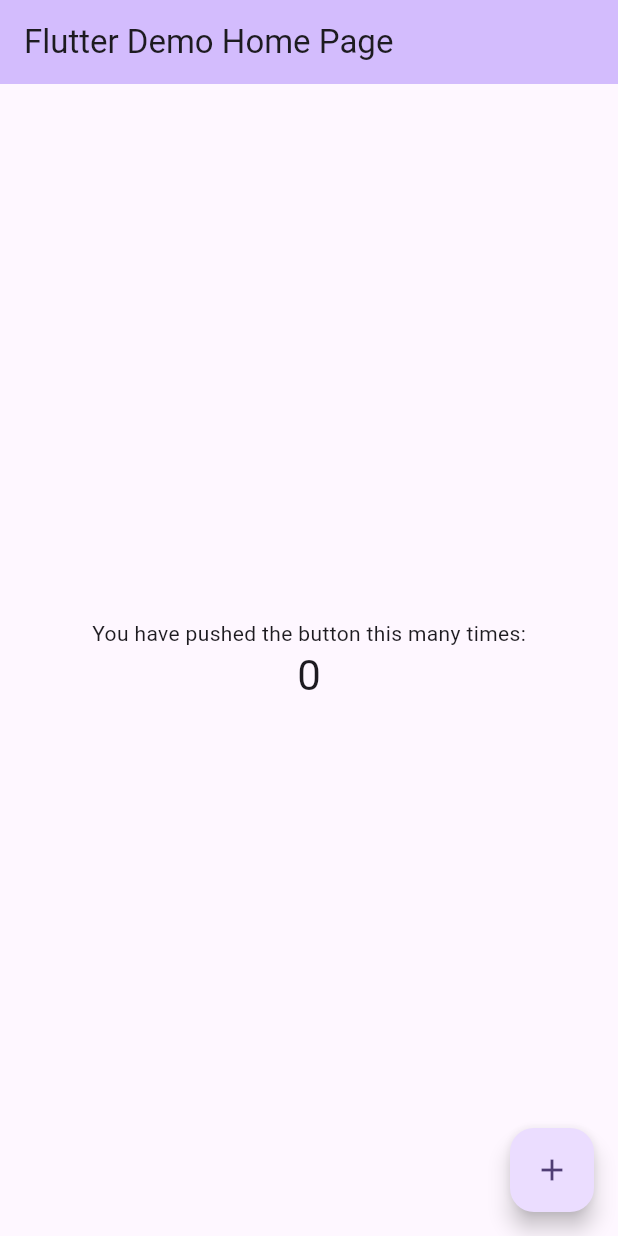
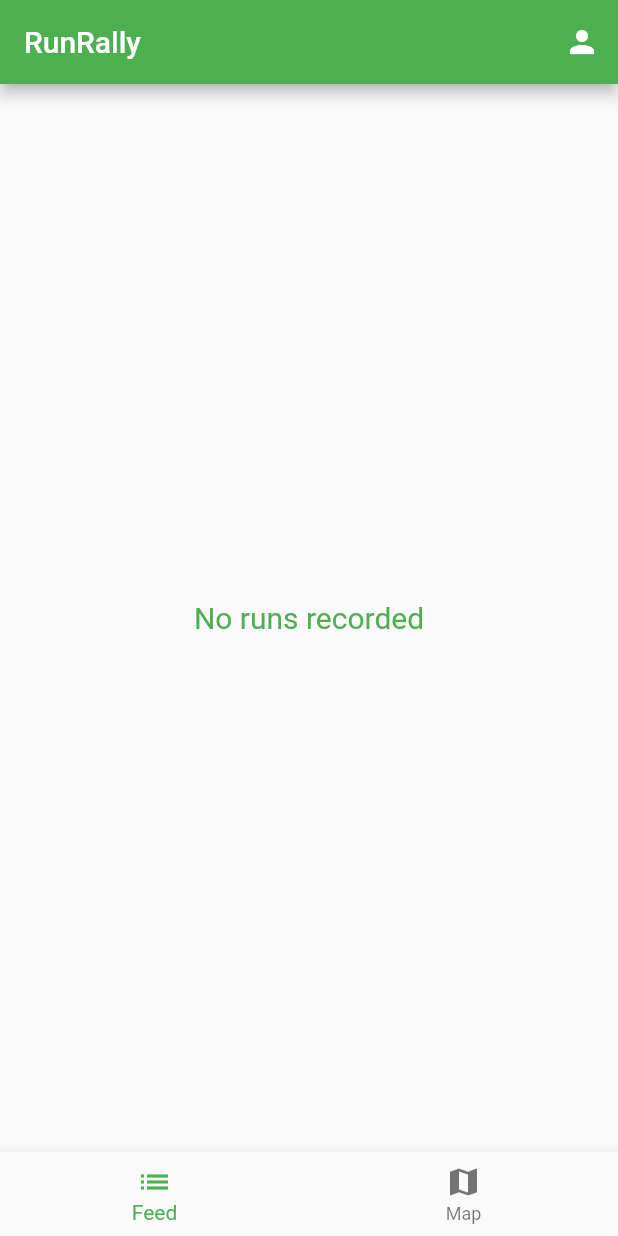
Before and after one commit to lewhei/RunRally, a Flutter app: the screen it shows after launch, on a phone screen of 412 x 824 dp. Run offline on Flutter 3.47's test engine with Material 2 defaults, Android fonts, the phone set to English and light mode, and no system bars.

Commit message:
app bar, nav bar, feed screen, map screen and color palette implementation

```diff
--- a/lib/main.dart
+++ b/lib/main.dart
@@ -1,125 +1,116 @@
 import 'package:flutter/material.dart';
 
-void main() {
-  runApp(const MyApp());
-}
+void main() => runApp(const RunRallyApp());
 
-class MyApp extends StatelessWidget {
-  const MyApp({super.key});
+//Color palette
+const primaryGreen = Color(0xFF4CAF50); // Main color
+const lightGreen = Color(0xFF8BC34A); // Secondary color 1
+const darkGreen = Color(0xFF388E3C); // Secondary color 2
+const accentBlue = Color(0xFF2196F3); // Accent color 1
+const accentAmber = Color(0xFFFFC107); // Accent color 2
 
-  // This widget is the root of your application.
+class RunRallyApp extends StatelessWidget {
+  const RunRallyApp({Key? key}) : super(key: key);
+
   @override
   Widget build(BuildContext context) {
     return MaterialApp(
-      title: 'Flutter Demo',
       theme: ThemeData(
-        // This is the theme of your application.
-        //
-        // TRY THIS: Try running your application with "flutter run". You'll see
-        // the application has a blue toolbar. Then, without quitting the app,
-        // try changing the seedColor in the colorScheme below to Colors.green
-        // and then invoke "hot reload" (save your changes or press the "hot
-        // reload" button in a Flutter-supported IDE, or press "r" if you used
-        // the command line to start the app).
-        //
-        // Notice that the counter didn't reset back to zero; the application
-        // state is not lost during the reload. To reset the state, use hot
-        // restart instead.
-        //
-        // This works for code too, not just values: Most code changes can be
-        // tested with just a hot reload.
-        colorScheme: ColorScheme.fromSeed(seedColor: Colors.deepPurple),
-        useMaterial3: true,
+        primaryColor: primaryGreen,
       ),
-      home: const MyHomePage(title: 'Flutter Demo Home Page'),
+      home: const MainScreen(),
     );
   }
 }
 
-class MyHomePage extends StatefulWidget {
-  const MyHomePage({super.key, required this.title});
-
-  // This widget is the home page of your application. It is stateful, meaning
-  // that it has a State object (defined below) that contains fields that affect
-  // how it looks.
-
-  // This class is the configuration for the state. It holds the values (in this
-  // case the title) provided by the parent (in this case the App widget) and
-  // used by the build method of the State. Fields in a Widget subclass are
-  // always marked "final".
-
-  final String title;
+class MainScreen extends StatefulWidget {
+  const MainScreen({Key? key}) : super(key: key);
 
   @override
-  State<MyHomePage> createState() => _MyHomePageState();
+  // ignore: library_private_types_in_public_api
+  _MainScreenState createState() => _MainScreenState();
 }
 
-class _MyHomePageState extends State<MyHomePage> {
-  int _counter = 0;
-
-  void _incrementCounter() {
-    setState(() {
-      // This call to setState tells the Flutter framework that something has
-      // changed in this State, which causes it to rerun the build method below
-      // so that the display can reflect the updated values. If we changed
-      // _counter without calling setState(), then the build method would not be
-      // called again, and so nothing would appear to happen.
-      _counter++;
-    });
-  }
+class _MainScreenState extends State<MainScreen> {
+  int _currentIndex = 0;
 
   @override
   Widget build(BuildContext context) {
-    // This method is rerun every time setState is called, for instance as done
-    // by the _incrementCounter method above.
-    //
-    // The Flutter framework has been optimized to make rerunning build methods
-    // fast, so that you can just rebuild anything that needs updating rather
-    // than having to individually change instances of widgets.
     return Scaffold(
       appBar: AppBar(
-        // TRY THIS: Try changing the color here to a specific color (to
-        // Colors.amber, perhaps?) and trigger a hot reload to see the AppBar
-        // change color while the other colors stay the same.
-        backgroundColor: Theme.of(context).colorScheme.inversePrimary,
-        // Here we take the value from the MyHomePage object that was created by
-        // the App.build method, and use it to set our appbar title.
-        title: Text(widget.title),
+        title: const Text(
+          'RunRally',
+          style: TextStyle(color: Colors.white),
+        ),
+        actions: [
+          IconButton(
+            icon: const Icon(Icons.person, color: Colors.white),
+            onPressed: () {
+              // user profile screen
+            },
+          ),
+        ],
+        backgroundColor: primaryGreen, // app bar background
       ),
-      body: Center(
-        // Center is a layout widget. It takes a single child and positions it
-        // in the middle of the parent.
-        child: Column(
-          // Column is also a layout widget. It takes a list of children and
-          // arranges them vertically. By default, it sizes itself to fit its
-          // children horizontally, and tries to be as tall as its parent.
-          //
-          // Column has various properties to control how it sizes itself and
-          // how it positions its children. Here we use mainAxisAlignment to
-          // center the children vertically; the main axis here is the vertical
-          // axis because Columns are vertical (the cross axis would be
-          // horizontal).
-          //
-          // TRY THIS: Invoke "debug painting" (choose the "Toggle Debug Paint"
-          // action in the IDE, or press "p" in the console), to see the
-          // wireframe for each widget.
-          mainAxisAlignment: MainAxisAlignment.center,
-          children: <Widget>[
-            const Text(
-              'You have pushed the button this many times:',
-            ),
-            Text(
-              '$_counter',
-              style: Theme.of(context).textTheme.headlineMedium,
-            ),
-          ],
-        ),
+      body: _getScreen(_currentIndex),
+      bottomNavigationBar: BottomNavigationBar(
+        currentIndex: _currentIndex,
+        items: const [
+          BottomNavigationBarItem(
+            icon: Icon(Icons.list),
+            label: 'Feed',
+          ),
+          BottomNavigationBarItem(
+            icon: Icon(Icons.map),
+            label: 'Map',
+          ),
+        ],
+        onTap: (index) {
+          setState(() {
+            _currentIndex = index;
+          });
+        },
+        selectedItemColor: primaryGreen,
       ),
-      floatingActionButton: FloatingActionButton(
-        onPressed: _incrementCounter,
-        tooltip: 'Increment',
-        child: const Icon(Icons.add),
-      ), // This trailing comma makes auto-formatting nicer for build methods.
+    );
+  }
+
+  Widget _getScreen(int index) {
+    switch (index) {
+      case 0:
+        return const FeedScreen(key: Key('FeedScreen'));
+      case 1:
+        return const MapScreen(key: Key('MapScreen'));
+      default:
+        return Container();
+    }
+  }
+}
+
+class FeedScreen extends StatelessWidget {
+  const FeedScreen({Key? key}) : super(key: key);
+
+  @override
+  Widget build(BuildContext context) {
+    return const Center(
+      child: Text(
+        'No runs recorded',
+        style: TextStyle(fontSize: 20, color: primaryGreen),
+      ),
     );
   }
 }
+
+class MapScreen extends StatelessWidget {
+  const MapScreen({Key? key}) : super(key: key);
+
+  @override
+  Widget build(BuildContext context) {
+    return const Center(
+      child: Text(
+        'Map Screen',
+        style: TextStyle(fontSize: 20, color: primaryGreen),
+      ),
+    );
+  }
+}
```
Also changed, not shown: 1 other file.
